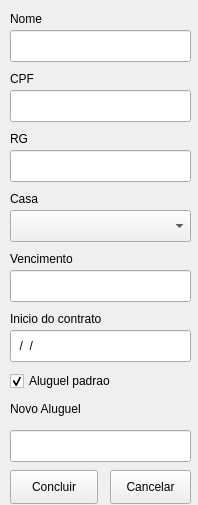
adenilsonElias/Gerenciador_Casa_Aluguel, file interface/cadastrar_inquilino.ui: the form before one commit.
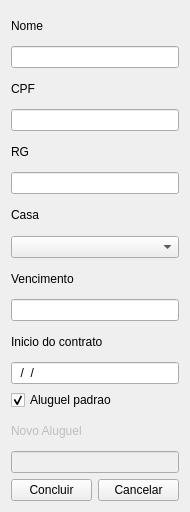
The form after the commit.

```diff
--- a/interface/cadastrar_inquilino.ui
+++ b/interface/cadastrar_inquilino.ui
@@ -9,210 +9,109 @@
    <rect>
     <x>0</x>
     <y>0</y>
-    <width>198</width>
-    <height>505</height>
+    <width>190</width>
+    <height>512</height>
    </rect>
   </property>
+  <property name="minimumSize">
+   <size>
+    <width>190</width>
+    <height>512</height>
+   </size>
+  </property>
+  <property name="maximumSize">
+   <size>
+    <width>190</width>
+    <height>512</height>
+   </size>
+  </property>
   <property name="windowTitle">
    <string>cadastrar</string>
   </property>
   <property name="styleSheet">
    <string notr="true"/>
   </property>
-  <widget class="QLineEdit" name="campo_nome">
-   <property name="geometry">
-    <rect>
-     <x>10</x>
-     <y>30</y>
-     <width>181</width>
-     <height>32</height>
-    </rect>
-   </property>
-   <property name="maxLength">
-    <number>200</number>
-   </property>
-  </widget>
-  <widget class="QLineEdit" name="campo_CPF">
-   <property name="geometry">
-    <rect>
-     <x>10</x>
-     <y>90</y>
-     <width>181</width>
-     <height>32</height>
-    </rect>
-   </property>
-   <property name="inputMask">
-    <string>99999999999</string>
-   </property>
-  </widget>
-  <widget class="QLineEdit" name="campo_RG">
-   <property name="geometry">
-    <rect>
-     <x>10</x>
-     <y>150</y>
-     <width>181</width>
-     <height>32</height>
-    </rect>
-   </property>
-   <property name="inputMask">
-    <string/>
-   </property>
-   <property name="maxLength">
-    <number>20</number>
-   </property>
-  </widget>
+  <layout class="QHBoxLayout" name="horizontalLayout_2">
+   <item>
+    <layout class="QVBoxLayout" name="verticalLayout">
+     <item>
   <widget class="QLabel" name="label">
-   <property name="geometry">
-    <rect>
-     <x>10</x>
-     <y>10</y>
-     <width>111</width>
-     <height>18</height>
-    </rect>
-   </property>
    <property name="text">
     <string>Nome</string>
    </property>
   </widget>
+     </item>
+     <item>
+      <widget class="QLineEdit" name="campo_nome">
+       <property name="maxLength">
+        <number>200</number>
+       </property>
+      </widget>
+     </item>
+     <item>
   <widget class="QLabel" name="label_2">
-   <property name="geometry">
-    <rect>
-     <x>10</x>
-     <y>70</y>
-     <width>58</width>
-     <height>18</height>
-    </rect>
-   </property>
    <property name="text">
     <string>CPF</string>
    </property>
   </widget>
+     </item>
+     <item>
+      <widget class="QLineEdit" name="campo_CPF">
+       <property name="inputMask">
+        <string>99999999999</string>
+       </property>
+      </widget>
+     </item>
+     <item>
   <widget class="QLabel" name="label_3">
-   <property name="geometry">
-    <rect>
-     <x>10</x>
-     <y>130</y>
-     <width>58</width>
-     <height>18</height>
-    </rect>
-   </property>
    <property name="text">
     <string>RG</string>
    </property>
   </widget>
-  <widget class="QPushButton" name="botao_concluir">
-   <property name="geometry">
-    <rect>
-     <x>10</x>
-     <y>470</y>
-     <width>88</width>
-     <height>34</height>
-    </rect>
-   </property>
-   <property name="text">
-    <string>Concluir</string>
-   </property>
-  </widget>
-  <widget class="QPushButton" name="botao_cancelar">
-   <property name="geometry">
-    <rect>
-     <x>110</x>
-     <y>470</y>
-     <width>81</width>
-     <height>34</height>
-    </rect>
-   </property>
-   <property name="text">
-    <string>Cancelar</string>
-   </property>
-  </widget>
+     </item>
+     <item>
+      <widget class="QLineEdit" name="campo_RG">
+       <property name="inputMask">
+        <string/>
+       </property>
+       <property name="maxLength">
+        <number>20</number>
+       </property>
+      </widget>
+     </item>
+     <item>
   <widget class="QLabel" name="label_4">
-   <property name="geometry">
-    <rect>
-     <x>10</x>
-     <y>190</y>
-     <width>58</width>
-     <height>18</height>
-    </rect>
-   </property>
    <property name="text">
     <string>Casa</string>
    </property>
   </widget>
-  <widget class="QComboBox" name="comboBox_casa">
-   <property name="geometry">
-    <rect>
-     <x>10</x>
-     <y>210</y>
-     <width>181</width>
-     <height>32</height>
-    </rect>
-   </property>
-  </widget>
-  <widget class="QCheckBox" name="tipo_aluguel">
-   <property name="geometry">
-    <rect>
-     <x>10</x>
-     <y>370</y>
-     <width>121</width>
-     <height>22</height>
-    </rect>
-   </property>
-   <property name="text">
-    <string>Aluguel padrao</string>
-   </property>
-   <property name="checked">
-    <bool>true</bool>
-   </property>
-  </widget>
-  <widget class="QLineEdit" name="Novo_aluguel">
-   <property name="geometry">
-    <rect>
-     <x>10</x>
-     <y>430</y>
-     <width>181</width>
-     <height>32</height>
-    </rect>
-   </property>
-   <property name="inputMask">
-    <string/>
-   </property>
-  </widget>
+     </item>
+     <item>
+      <widget class="QComboBox" name="comboBox_casa"/>
+     </item>
+     <item>
   <widget class="QLabel" name="label_5">
-   <property name="geometry">
-    <rect>
-     <x>10</x>
-     <y>250</y>
-     <width>81</width>
-     <height>18</height>
-    </rect>
-   </property>
    <property name="text">
     <string>Vencimento</string>
    </property>
   </widget>
+     </item>
+     <item>
   <widget class="QLineEdit" name="vencimento">
-   <property name="geometry">
-    <rect>
-     <x>10</x>
-     <y>270</y>
-     <width>181</width>
-     <height>32</height>
-    </rect>
-   </property>
    <property name="inputMask">
     <string>99</string>
    </property>
   </widget>
+     </item>
+     <item>
+      <widget class="QLabel" name="label_6">
+       <property name="text">
+        <string>Inicio do contrato</string>
+       </property>
+      </widget>
+     </item>
+     <item>
   <widget class="QLineEdit" name="inicio_do_contrato">
-   <property name="geometry">
-    <rect>
-     <x>10</x>
-     <y>330</y>
-     <width>181</width>
-     <height>32</height>
-    </rect>
-   </property>
    <property name="inputMask">
     <string>00/00/0000</string>
    </property>
@@ -226,32 +125,58 @@
     <enum>QLineEdit::Normal</enum>
    </property>
   </widget>
-  <widget class="QLabel" name="label_6">
-   <property name="geometry">
-    <rect>
-     <x>10</x>
-     <y>310</y>
-     <width>181</width>
-     <height>18</height>
-    </rect>
-   </property>
+     </item>
+     <item>
+      <widget class="QCheckBox" name="tipo_aluguel">
    <property name="text">
-    <string>Inicio do contrato</string>
-   </property>
-  </widget>
+        <string>Aluguel padrao</string>
+       </property>
+       <property name="checked">
+        <bool>true</bool>
+       </property>
+      </widget>
+     </item>
+     <item>
   <widget class="QLabel" name="label_7">
-   <property name="geometry">
-    <rect>
-     <x>10</x>
-     <y>400</y>
-     <width>91</width>
-     <height>18</height>
-    </rect>
+       <property name="enabled">
+        <bool>false</bool>
    </property>
    <property name="text">
     <string>Novo Aluguel</string>
    </property>
   </widget>
+     </item>
+     <item>
+      <widget class="QLineEdit" name="Novo_aluguel">
+       <property name="enabled">
+        <bool>false</bool>
+       </property>
+       <property name="inputMask">
+        <string/>
+       </property>
+      </widget>
+     </item>
+     <item>
+      <layout class="QHBoxLayout" name="horizontalLayout">
+       <item>
+        <widget class="QPushButton" name="botao_concluir">
+         <property name="text">
+          <string>Concluir</string>
+         </property>
+        </widget>
+       </item>
+       <item>
+        <widget class="QPushButton" name="botao_cancelar">
+         <property name="text">
+          <string>Cancelar</string>
+         </property>
+        </widget>
+       </item>
+      </layout>
+     </item>
+    </layout>
+   </item>
+  </layout>
  </widget>
  <tabstops>
   <tabstop>campo_nome</tabstop>
```
Lines whose indentation alone changed are shown as unchanged.
